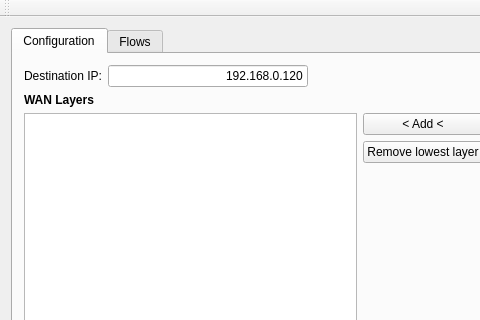
Above: mainwindow.ui from tibob/wanperf before the change; both pictures show x 0 to 480 and y 0 to 320 of the 1180 by 657 pixel window. Below: the same form after it.
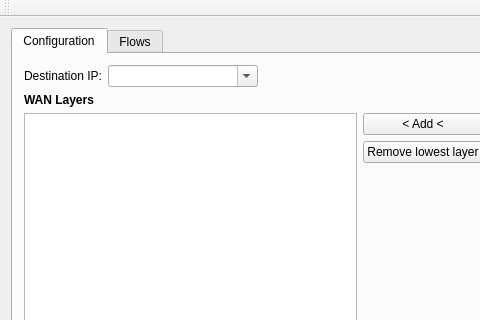
That is the form after the change.

Commit message:
Save last 10 destination IP in settings
- Working toward solving #1
- Still open ist last choosed layer for BW and PDU size. And we want to
save much more settings ;-)

Diff of the .ui file:
```diff
--- a/mainwindow.ui
+++ b/mainwindow.ui
@@ -35,24 +35,15 @@
            </widget>
           </item>
           <item>
-           <widget class="QLineEdit" name="destinationHost">
-            <property name="sizePolicy">
-             <sizepolicy hsizetype="Expanding" vsizetype="Fixed">
-              <horstretch>0</horstretch>
-              <verstretch>0</verstretch>
-             </sizepolicy>
+           <widget class="QComboBox" name="destinationHost">
+            <property name="editable">
+             <bool>true</bool>
             </property>
-            <property name="maximumSize">
-             <size>
-              <width>200</width>
-              <height>16777215</height>
-             </size>
+            <property name="insertPolicy">
+             <enum>QComboBox::InsertAtTop</enum>
             </property>
-            <property name="text">
-             <string>192.168.0.120</string>
-            </property>
-            <property name="alignment">
-             <set>Qt::AlignRight|Qt::AlignTrailing|Qt::AlignVCenter</set>
+            <property name="minimumContentsLength">
+             <number>15</number>
             </property>
            </widget>
           </item>
```
The commit also changes 3 other files.
